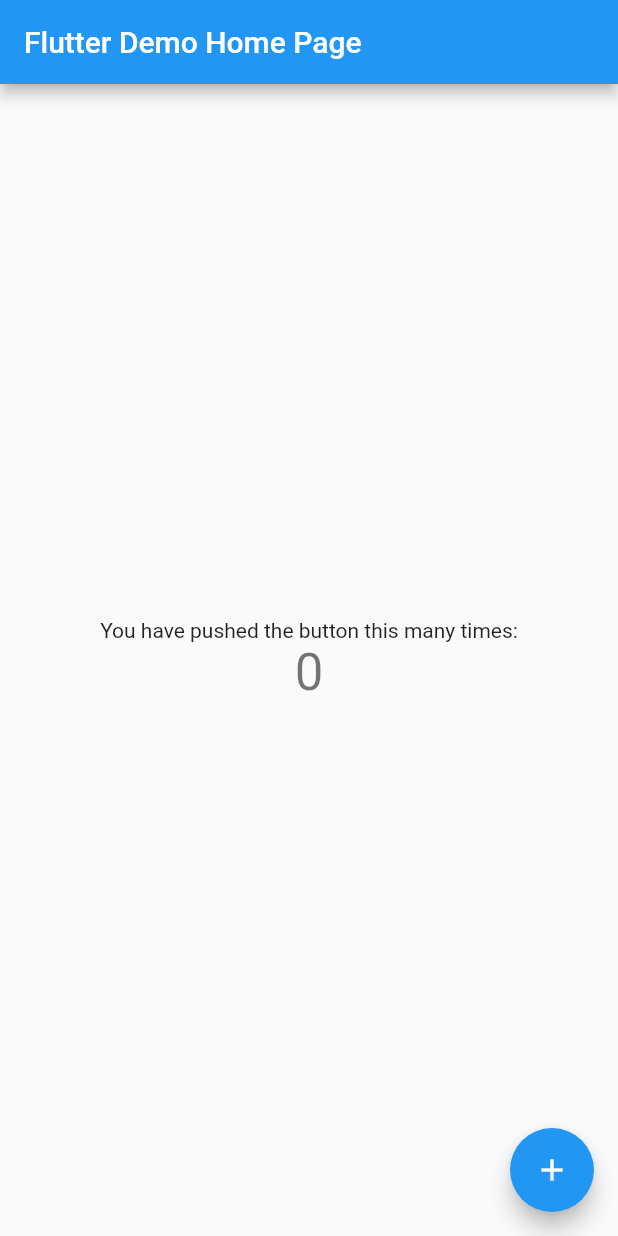
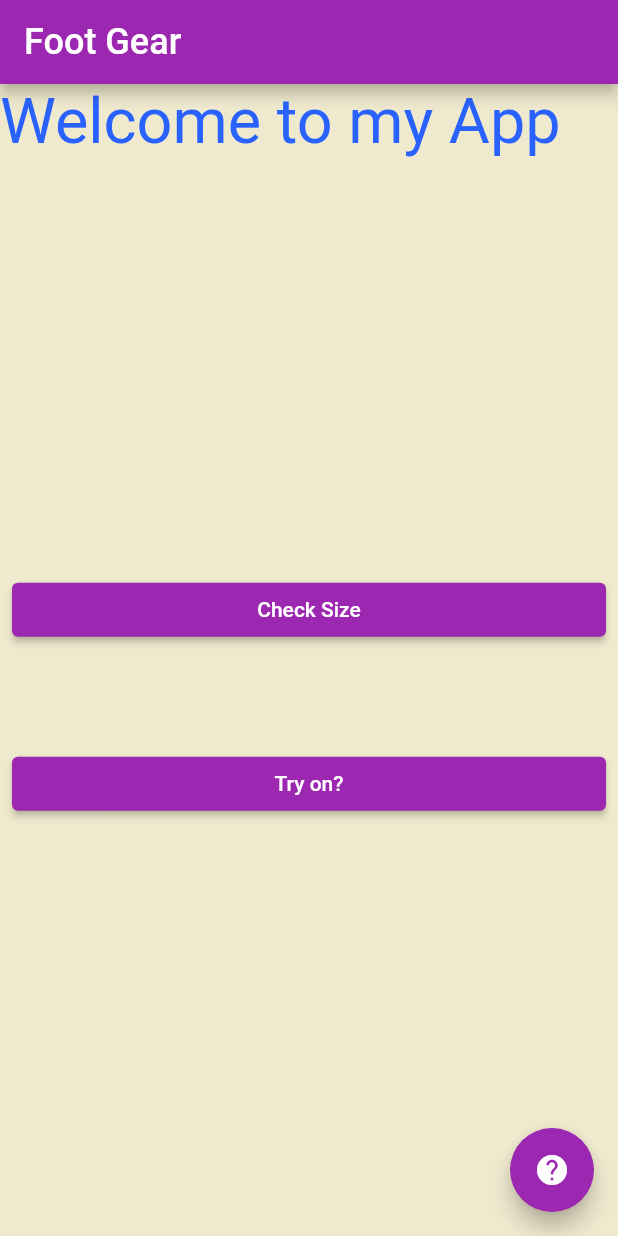
Before and after one commit to isurikaudeshini/CSC-317-1.5-Human_Computer_Interaction, a Flutter app: the screen it shows after launch, on a phone screen of 412 x 824 dp. Run offline on Flutter 3.47's test engine with Material 2 defaults, Android fonts, the phone set to English and light mode, and no system bars; Roboto replaces fonts that are missing (Raleway, RobotoCondensed).

Commit message:
feat: :art: added homepage
added a quote, check size button & Try on button

```diff
--- a/lib/main.dart
+++ b/lib/main.dart
@@ -1,4 +1,5 @@
 import 'package:flutter/material.dart';
+import 'package:foot_gear/categoriesScreen.dart';
 
 void main() {
   runApp(const MyApp());
@@ -11,20 +12,20 @@
   @override
   Widget build(BuildContext context) {
     return MaterialApp(
-      title: 'Flutter Demo',
+      title: 'Foot Gear',
       theme: ThemeData(
-        // This is the theme of your application.
-        //
-        // Try running your application with "flutter run". You'll see the
-        // application has a blue toolbar. Then, without quitting the app, try
-        // changing the primarySwatch below to Colors.green and then invoke
-        // "hot reload" (press "r" in the console where you ran "flutter run",
-        // or simply save your changes to "hot reload" in a Flutter IDE).
-        // Notice that the counter didn't reset back to zero; the application
-        // is not restarted.
-        primarySwatch: Colors.blue,
+        primarySwatch: Colors.purple,
+        canvasColor: Color.fromARGB(255, 239, 234, 206),
+        fontFamily: 'Raleway',
+        textTheme: ThemeData.light().textTheme.copyWith(
+            bodyLarge: TextStyle(color: Colors.black),
+            bodyMedium: TextStyle(color: Colors.black12),
+            titleLarge: TextStyle(
+              fontSize: 24,
+              fontFamily: 'RobotoCondensed',
+            )),
       ),
-      home: const MyHomePage(title: 'Flutter Demo Home Page'),
+      home: const MyHomePage(title: 'Foot Gear'),
     );
   }
 }
@@ -75,9 +76,19 @@
         // the App.build method, and use it to set our appbar title.
         title: Text(widget.title),
       ),
-      body: Center(
+      body: Column(
+        crossAxisAlignment: CrossAxisAlignment.start,
+        children: [
+          Text(
+            'Welcome to my App',
+            style: TextStyle(fontSize: 42, color: Colors.blueAccent[700]),
+          ),
+          Expanded(
+            child: Center(
               // Center is a layout widget. It takes a single child and positions it
               // in the middle of the parent.
+              child: Padding(
+                padding: const EdgeInsets.all(8.0),
                 child: Column(
                   // Column is also a layout widget. It takes a list of children and
                   // arranges them vertically. By default, it sizes itself to fit its
@@ -94,21 +105,41 @@
                   // axis because Columns are vertical (the cross axis would be
                   // horizontal).
                   mainAxisAlignment: MainAxisAlignment.center,
+                  crossAxisAlignment: CrossAxisAlignment.stretch,
                   children: <Widget>[
-            const Text(
-              'You have pushed the button this many times:',
+                    ElevatedButton(
+                      onPressed: () {},
+                      child: const Text("Check Size"),
                     ),
-            Text(
-              '$_counter',
-              style: Theme.of(context).textTheme.headlineMedium,
+                    Card(
+                      shape: RoundedRectangleBorder(
+                        borderRadius: BorderRadius.circular(80),
+                      ),
+                    ),
+                    SizedBox(
+                      height: 60,
+                    ),
+                    ElevatedButton(
+                        style: ElevatedButton.styleFrom(),
+                        onPressed: () {
+                          Navigator.push(
+                            context,
+                            MaterialPageRoute(
+                                builder: (context) => CategoriesScreen()),
+                          );
+                        },
+                        child: const Text("Try on?")),
+                  ],
+                ),
+              ),
+            ),
           ),
         ],
       ),
-      ),
       floatingActionButton: FloatingActionButton(
-        onPressed: _incrementCounter,
+        onPressed: () {},
         tooltip: 'Increment',
-        child: const Icon(Icons.add),
+        child: const Icon(Icons.help),
       ), // This trailing comma makes auto-formatting nicer for build methods.
     );
   }
```
Lines whose indentation alone changed are shown as unchanged.
